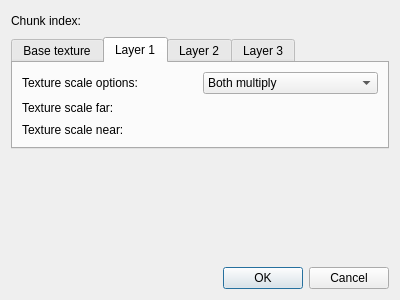
First picture: the form in src/ui/mapchunk_settings.ui, repository glararan/QEditor, before the edit.
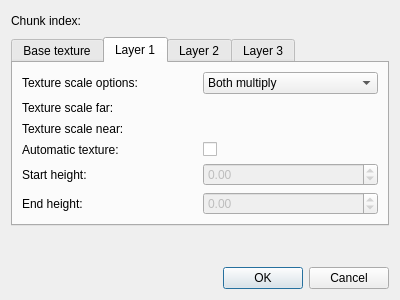
Second picture: the form after the edit. The open tabs and pages were chosen to show the change.

What changed in the file:
```diff
--- a/src/ui/mapchunk_settings.ui
+++ b/src/ui/mapchunk_settings.ui
@@ -61,6 +61,12 @@
     <layout class="QGridLayout" name="gridLayout">
      <item row="0" column="0">
       <widget class="QTabWidget" name="textureScaleTabWidget">
+       <property name="sizePolicy">
+        <sizepolicy hsizetype="Expanding" vsizetype="Expanding">
+         <horstretch>0</horstretch>
+         <verstretch>0</verstretch>
+        </sizepolicy>
+       </property>
        <property name="tabShape">
         <enum>QTabWidget::Rounded</enum>
        </property>
@@ -187,6 +193,60 @@
              </property>
             </widget>
            </item>
+           <item row="3" column="0">
+            <widget class="QLabel" name="label_15">
+             <property name="text">
+              <string>Automatic texture:</string>
+             </property>
+            </widget>
+           </item>
+           <item row="4" column="0">
+            <widget class="QLabel" name="label">
+             <property name="text">
+              <string>Start height:</string>
+             </property>
+            </widget>
+           </item>
+           <item row="3" column="1">
+            <widget class="QCheckBox" name="automaticTexture1">
+             <property name="text">
+              <string/>
+             </property>
+            </widget>
+           </item>
+           <item row="5" column="0">
+            <widget class="QLabel" name="label_16">
+             <property name="text">
+              <string>End height:</string>
+             </property>
+            </widget>
+           </item>
+           <item row="4" column="1">
+            <widget class="QDoubleSpinBox" name="startHeight1">
+             <property name="enabled">
+              <bool>false</bool>
+             </property>
+             <property name="minimum">
+              <double>-32768.000000000000000</double>
+             </property>
+             <property name="maximum">
+              <double>32768.000000000000000</double>
+             </property>
+            </widget>
+           </item>
+           <item row="5" column="1">
+            <widget class="QDoubleSpinBox" name="endHeight1">
+             <property name="enabled">
+              <bool>false</bool>
+             </property>
+             <property name="minimum">
+              <double>-32768.000000000000000</double>
+             </property>
+             <property name="maximum">
+              <double>32768.000000000000000</double>
+             </property>
+            </widget>
+           </item>
           </layout>
          </item>
         </layout>
```
Left out of the diff: 339 changed lines with no effect on the pictures.
